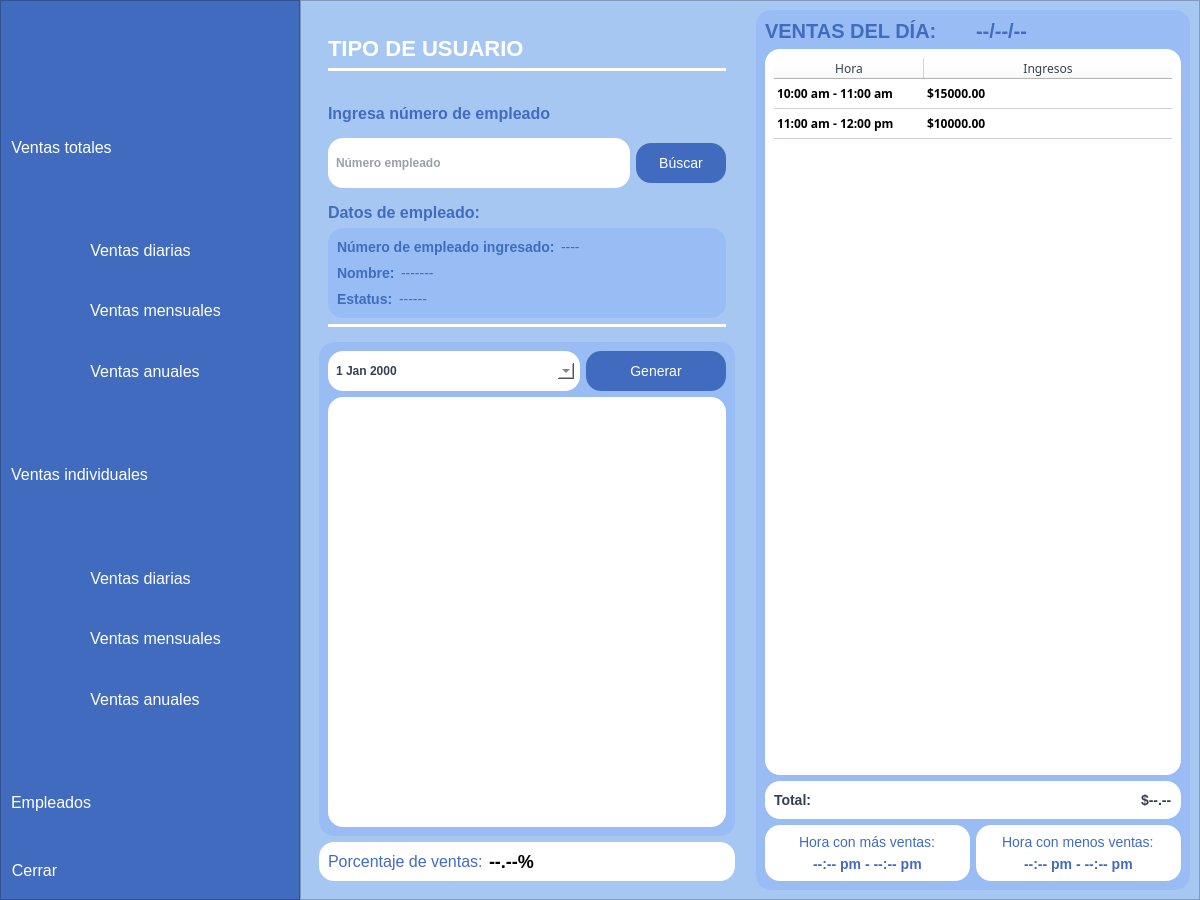
Qt form Espressoft-master/ventas.ui (JulioSD26/Espressoft) before a commit.
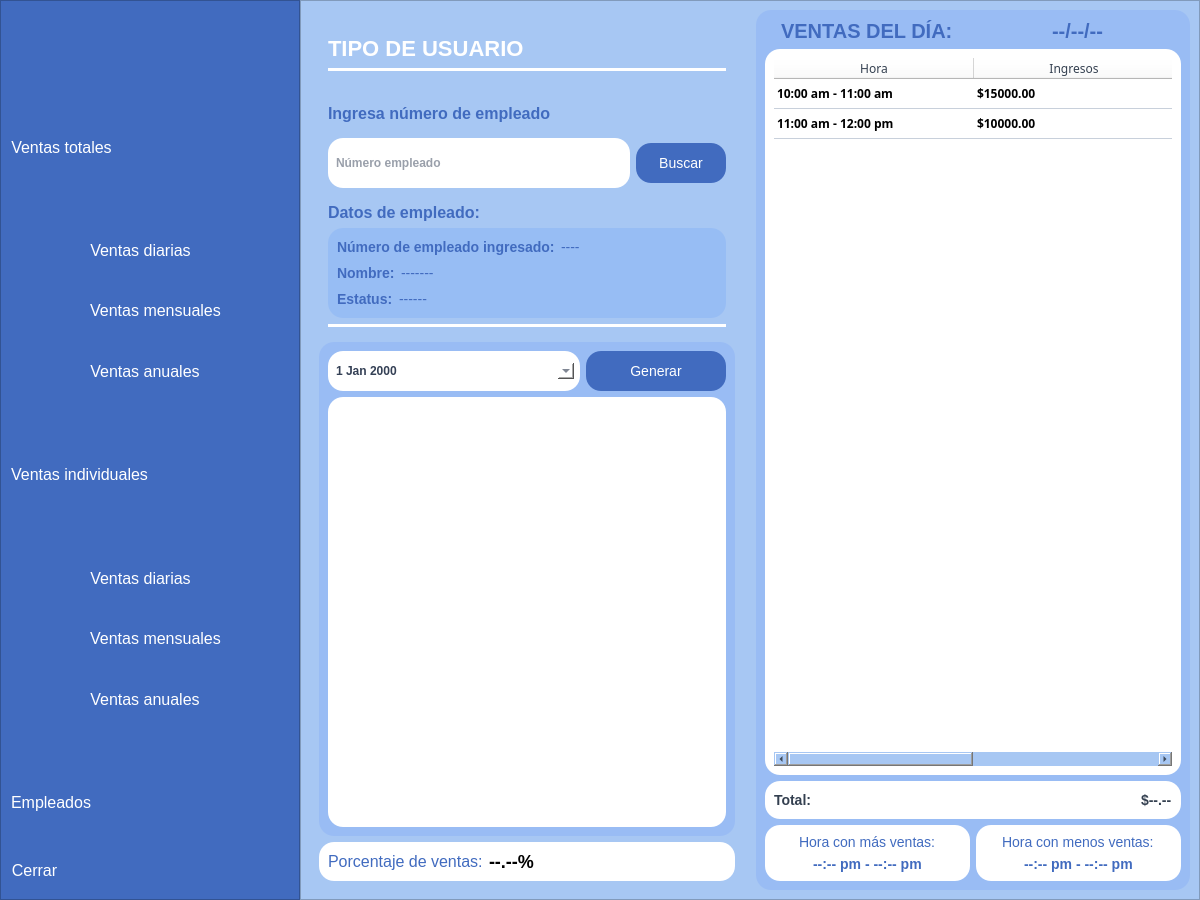
The same form after that commit. The open tabs and pages were chosen to show the change. Icons and pictures are not drawn. Custom widgets are drawn as their Qt base class.

Commit message: arreglado errores caso de uso 2 (fechas maximas y por defecto, error ortografico y espaciado entre las columnas de la tabla)

Patch:
```diff
--- a/Espressoft-master/ventas.ui
+++ b/Espressoft-master/ventas.ui
@@ -3636,7 +3636,7 @@
 }</string>
                        </property>
                        <property name="text">
-                        <string>Búscar</string>
+                        <string>Buscar</string>
                        </property>
                       </widget>
                      </item>
@@ -4083,7 +4083,7 @@
                <layout class="QVBoxLayout" name="verticalLayout_24">
                 <item>
                  <layout class="QHBoxLayout" name="horizontalLayout_46">
-                  <item>
+                  <item alignment="Qt::AlignHCenter">
                    <widget class="QLabel" name="label_33">
                     <property name="styleSheet">
                      <string notr="true">QLabel {
@@ -4103,7 +4103,7 @@
                     </property>
                    </widget>
                   </item>
-                  <item>
+                  <item alignment="Qt::AlignHCenter">
                    <widget class="QLabel" name="label_dia_ventas_individuales_diarias">
                     <property name="styleSheet">
                      <string notr="true">QLabel {
@@ -4197,6 +4197,9 @@
                      <attribute name="horizontalHeaderCascadingSectionResizes">
                       <bool>true</bool>
                      </attribute>
+                     <attribute name="horizontalHeaderMinimumSectionSize">
+                      <number>200</number>
+                     </attribute>
                      <attribute name="horizontalHeaderDefaultSectionSize">
                       <number>150</number>
                      </attribute>
```
Left out of the diff: 26 changed lines with no effect on the pictures. The commit also changes 2 other files.
